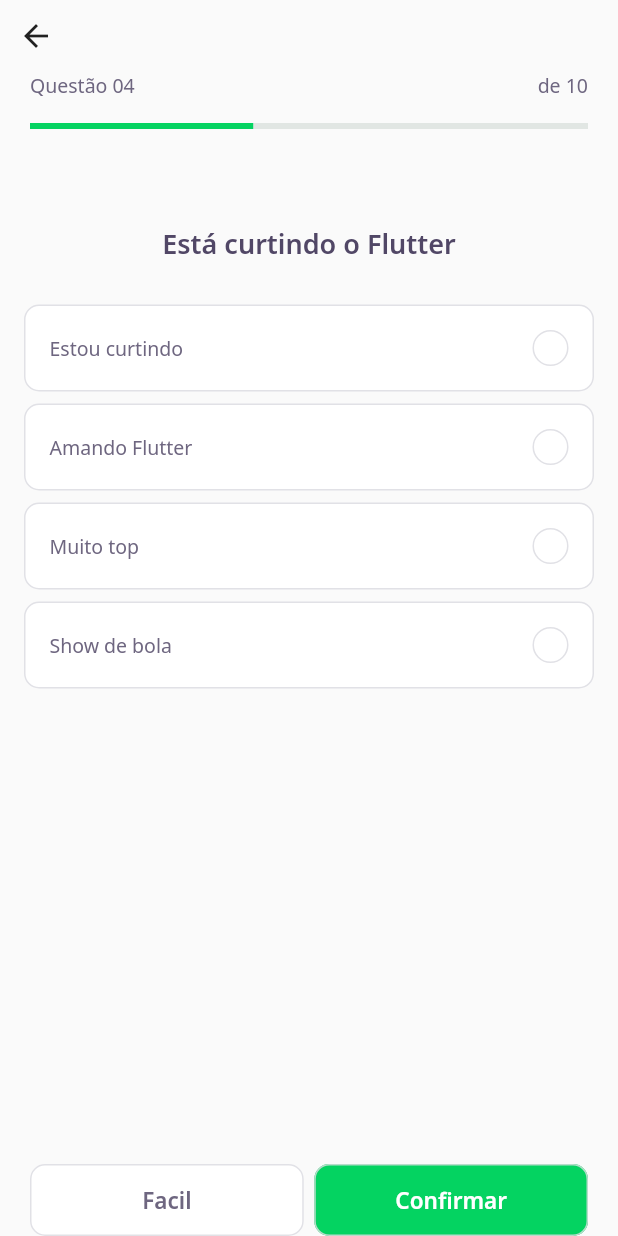
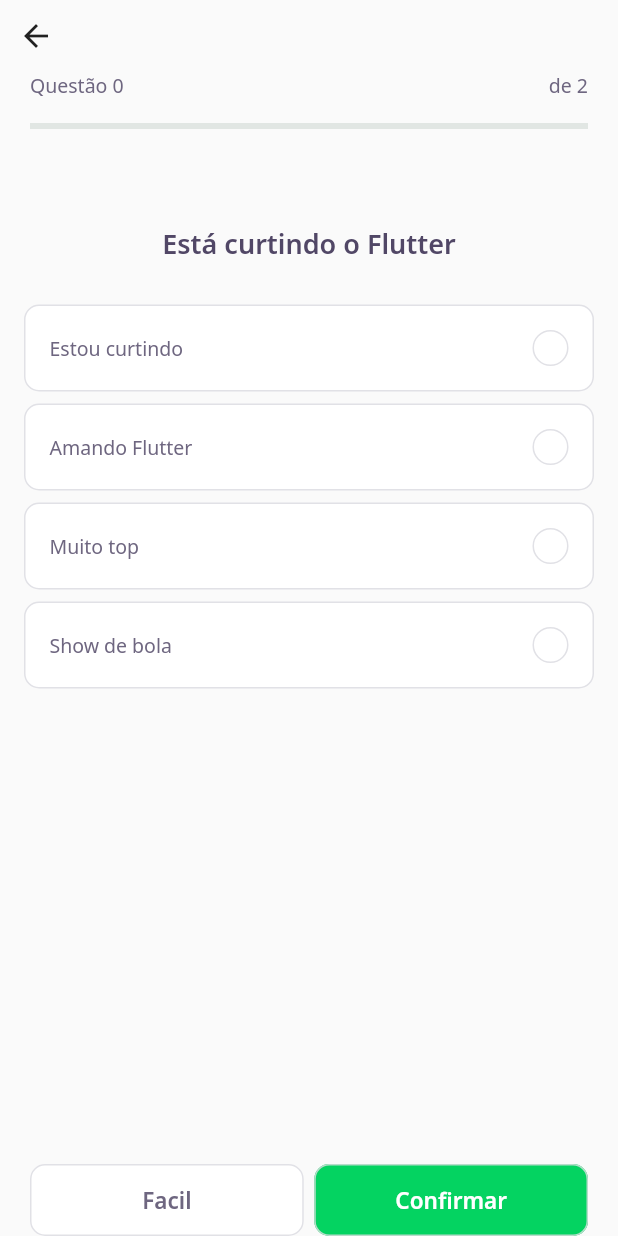
Before and after one commit to gustavo93santos/devquiz, a Flutter app: the screen it shows after launch, after a tap on "NLW05 Flutter", on a phone screen of 412 x 824 dp. Run offline on Flutter 3.47's test engine with Material 2 defaults, Android fonts, the phone set to English and light mode, and no system bars; our stand-ins replace google_fonts; accounts and stored records are empty; network calls fail.

Commit message:
Aula 04 - Landing

```diff
--- /dev/null
+++ b/lib/challenge/challenge_controller.dart
@@ -0,0 +1,7 @@
+import 'package:flutter/foundation.dart';
+
+class ChallengeController {
+  final currentPageNotifier = ValueNotifier<int>(0);
+  int get currentPage => currentPageNotifier.value;
+  set currentPage(int value) => currentPageNotifier.value = value;
+}
--- a/lib/challenge/challenge_page.dart
+++ b/lib/challenge/challenge_page.dart
@@ -1,3 +1,4 @@
+import 'package:devquiz/challenge/challenge_controller.dart';
 import 'package:flutter/material.dart';
 
 import 'package:devquiz/challenge/widgets/next_button/next_button_widget.dart';
@@ -17,7 +18,19 @@ class ChallengePage extends StatefulWidget {
 }
 
 class _ChallengePageState extends State<ChallengePage> {
+  final controller = ChallengeController();
+  final pageController = PageController();
   @override
+  void initState() {
+    controller.currentPageNotifier.addListener(() {
+      setState(() {});
+    });
+    pageController.addListener(() {
+      controller.currentPage = pageController.page!.toInt();
+    });
+    super.initState();
+  }
+
   Widget build(BuildContext context) {
     return Scaffold(
       appBar: PreferredSize(
@@ -28,11 +41,17 @@ class _ChallengePageState extends State<ChallengePage> {
               crossAxisAlignment: CrossAxisAlignment.start,
               children: [
                 BackButton(),
-                QuestionIndicatorWidget(),
+                QuestionIndicatorWidget(
+                  currentPage: controller.currentPage,
+                  length: widget.questions.length,
+                ),
               ],
             )),
       ),
-      body: QuizWidget(question: widget.questions[0],),
+      body: PageView(
+        controller: PageController(),
+        children: widget.questions.map((e) => QuizWidget(question: e)).toList(),
+      ),
       bottomNavigationBar: SafeArea(
         child: Padding(
           padding: const EdgeInsets.symmetric(horizontal: 20),
--- a/lib/challenge/widgets/question_indicator/question_indicator_widget.dart
+++ b/lib/challenge/widgets/question_indicator/question_indicator_widget.dart
@@ -1,9 +1,16 @@
+import 'package:flutter/material.dart';
+
 import 'package:devquiz/core/core.dart';
 import 'package:devquiz/shared/widgets/progress_indicator/progress_indicator_widget.dart';
-import 'package:flutter/material.dart';
 
 class QuestionIndicatorWidget extends StatelessWidget {
-  const QuestionIndicatorWidget({Key? key}) : super(key: key);
+  final int currentPage;
+  final int length;
+  const QuestionIndicatorWidget({
+    Key? key,
+    required this.currentPage,
+    required this.length,
+  }) : super(key: key);
 
   @override
   Widget build(BuildContext context) {
@@ -15,17 +22,17 @@ class QuestionIndicatorWidget extends StatelessWidget {
             mainAxisAlignment: MainAxisAlignment.spaceBetween,
             children: [
               Text(
-                "Questão 04",
+                "Questão $currentPage",
                 style: AppTextStyles.body,
               ),
               Text(
-                "de 10",
+                "de $length",
                 style: AppTextStyles.body,
               ),
             ],
           ),
           SizedBox(height: 16),
-          ProgressIndicatorWidget(value: 0.4)
+          ProgressIndicatorWidget(value: currentPage / length),
         ],
       ),
     );
```
